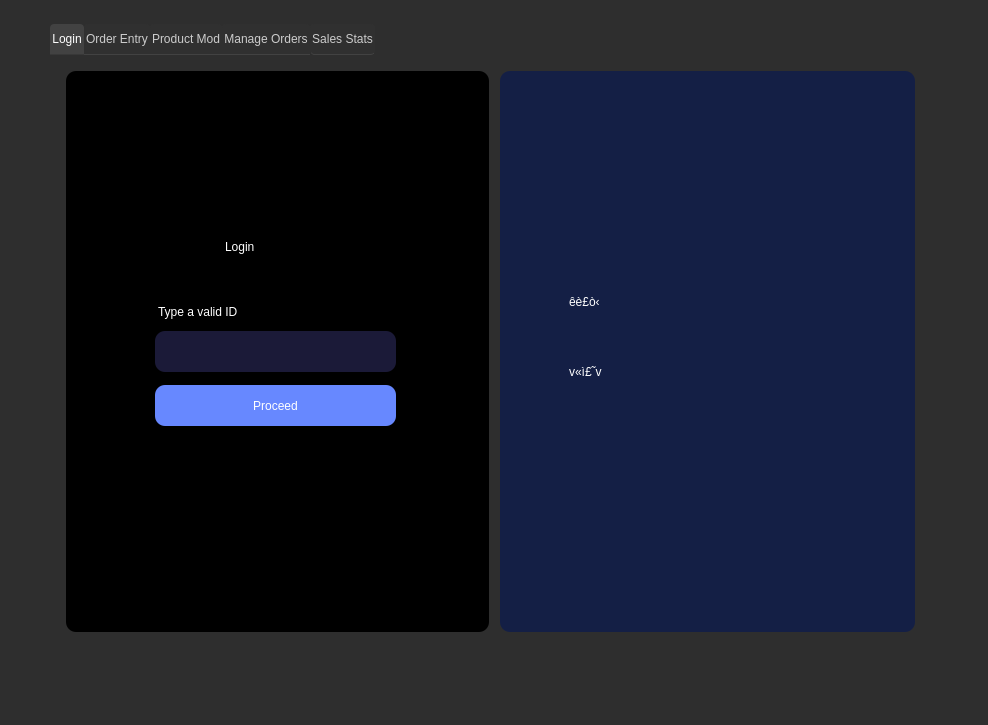
Old version of the form assets/ui/rma.ui in the repository JinxSeven/retail-manager-lite.
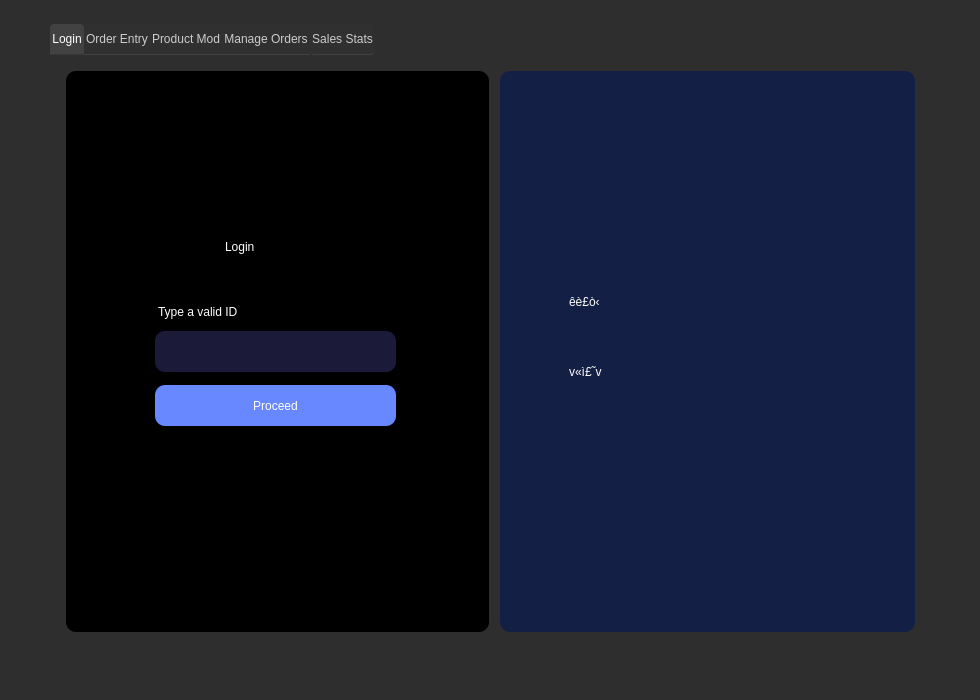
New version of the form. The open tabs and pages were chosen to show the change. Icons and pictures are not drawn.

Commit message: Making UI files non-resizable

What changed in the file:
```diff
--- a/assets/ui/rma.ui
+++ b/assets/ui/rma.ui
@@ -6,8 +6,8 @@
    <rect>
     <x>0</x>
     <y>0</y>
-    <width>988</width>
-    <height>725</height>
+    <width>980</width>
+    <height>700</height>
    </rect>
   </property>
   <property name="sizePolicy">
@@ -16,6 +16,18 @@
     <verstretch>0</verstretch>
    </sizepolicy>
   </property>
+  <property name="minimumSize">
+   <size>
+    <width>980</width>
+    <height>700</height>
+   </size>
+  </property>
+  <property name="maximumSize">
+   <size>
+    <width>980</width>
+    <height>700</height>
+   </size>
+  </property>
   <property name="font">
    <font>
     <family>Poppins</family>
```
Left out of the diff: 4 changed lines with no effect on the pictures. The commit also changes 1 other file.
